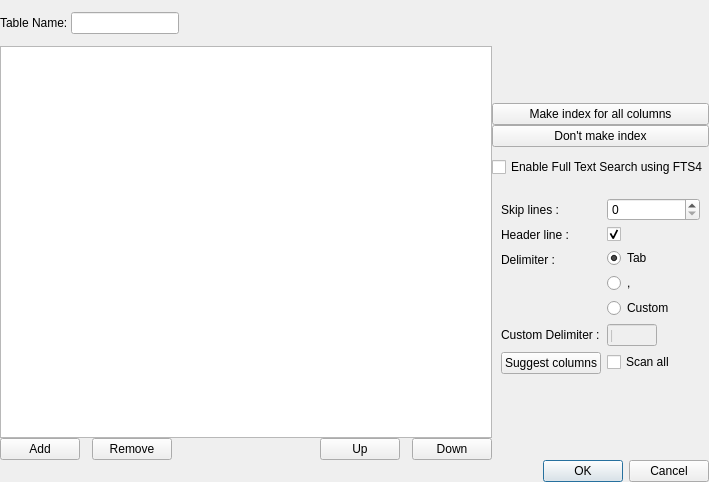
Old version of the form src/schemadialog.ui in the repository informationsea/Hyokai.
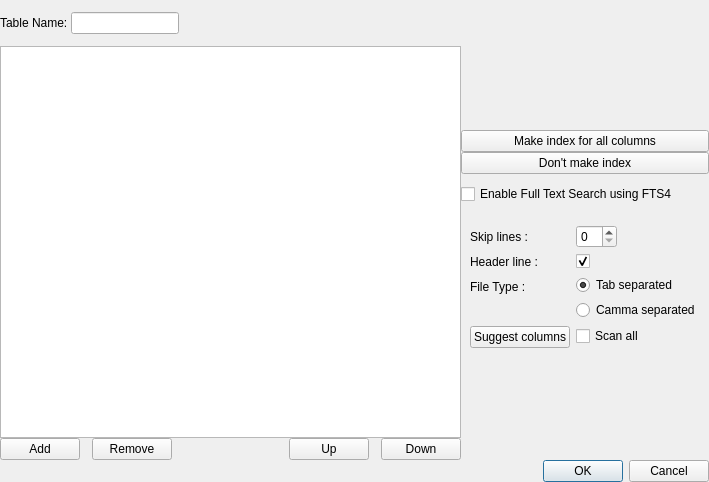
New version of the form.

Diff of the .ui file:
```diff
--- a/src/schemadialog.ui
+++ b/src/schemadialog.ui
@@ -196,6 +196,9 @@
           </sizepolicy>
          </property>
          <layout class="QFormLayout" name="formLayout_2">
+          <property name="fieldGrowthPolicy">
+           <enum>QFormLayout::FieldsStayAtSizeHint</enum>
+          </property>
           <item row="0" column="0">
            <widget class="QLabel" name="label_2">
             <property name="sizePolicy">
@@ -244,7 +247,7 @@
              </sizepolicy>
             </property>
             <property name="text">
-             <string>Delimiter :</string>
+             <string>File Type :</string>
             </property>
            </widget>
           </item>
@@ -256,7 +259,7 @@
             <item>
              <widget class="QRadioButton" name="tabDelimiter">
               <property name="text">
-               <string>Tab</string>
+               <string>Tab separated</string>
               </property>
               <property name="checked">
                <bool>true</bool>
@@ -266,65 +269,20 @@
             <item>
              <widget class="QRadioButton" name="cammaDelimiter">
               <property name="text">
-               <string>,</string>
-              </property>
-             </widget>
-            </item>
-            <item>
-             <widget class="QRadioButton" name="customDelimiter">
-              <property name="text">
-               <string>Custom</string>
+               <string>Camma separated</string>
               </property>
              </widget>
             </item>
            </layout>
           </item>
           <item row="3" column="0">
-           <widget class="QLabel" name="label_5">
-            <property name="sizePolicy">
-             <sizepolicy hsizetype="Minimum" vsizetype="Preferred">
-              <horstretch>0</horstretch>
-              <verstretch>0</verstretch>
-             </sizepolicy>
-            </property>
-            <property name="text">
-             <string>Custom Delimiter :</string>
-            </property>
-           </widget>
-          </item>
-          <item row="3" column="1">
-           <widget class="QLineEdit" name="customDelimiterEdit">
-            <property name="enabled">
-             <bool>false</bool>
-            </property>
-            <property name="sizePolicy">
-             <sizepolicy hsizetype="Minimum" vsizetype="Fixed">
-              <horstretch>0</horstretch>
-              <verstretch>0</verstretch>
-             </sizepolicy>
-            </property>
-            <property name="maximumSize">
-             <size>
-              <width>50</width>
-              <height>16777215</height>
-             </size>
-            </property>
-            <property name="text">
-             <string>|</string>
-            </property>
-            <property name="maxLength">
-             <number>1</number>
-            </property>
-           </widget>
-          </item>
-          <item row="4" column="0">
            <widget class="QPushButton" name="suggestColumnButton">
             <property name="text">
              <string>Suggest columns</string>
             </property>
            </widget>
           </item>
-          <item row="4" column="1">
+          <item row="3" column="1">
            <widget class="QCheckBox" name="scanAllLine">
             <property name="text">
              <string>Scan all</string>
```
Left out of the diff: 16 changed lines with no effect on the pictures.
